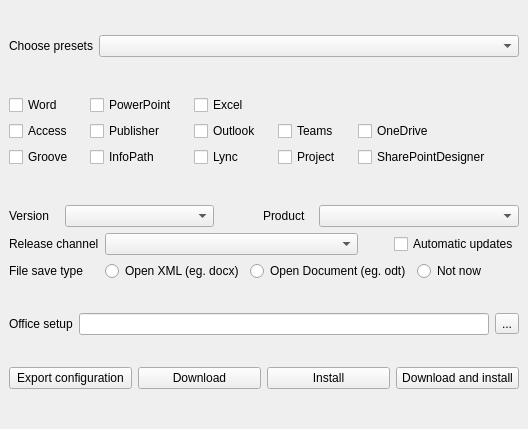
Above: src/installer.ui from Fantazzj/MS-office-installer-Qt before the change. Below: the same form after it.
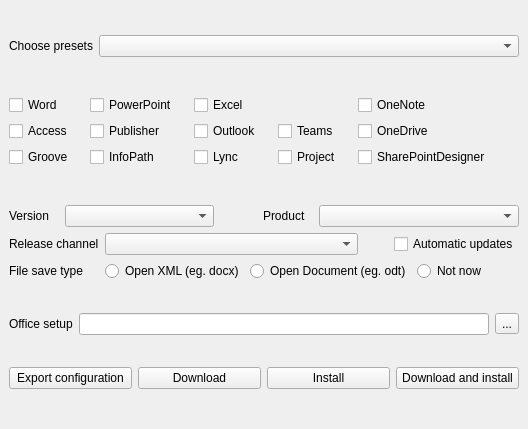
That is the form after the change.

```diff
--- a/src/installer.ui
+++ b/src/installer.ui
@@ -227,6 +227,13 @@
         </property>
        </widget>
       </item>
+      <item row="0" column="4">
+       <widget class="QCheckBox" name="checkBoxOneNote">
+        <property name="text">
+         <string>OneNote</string>
+        </property>
+       </widget>
+      </item>
      </layout>
     </item>
     <item row="3" column="0" colspan="2">
```
Left out of the diff: 2 changed lines with no effect on the pictures.
